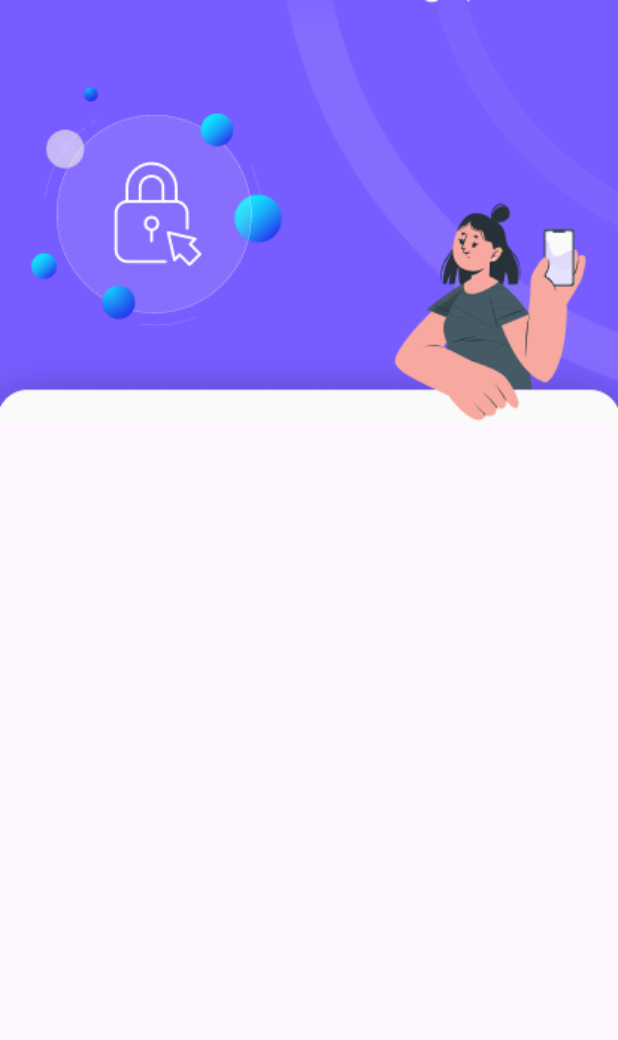
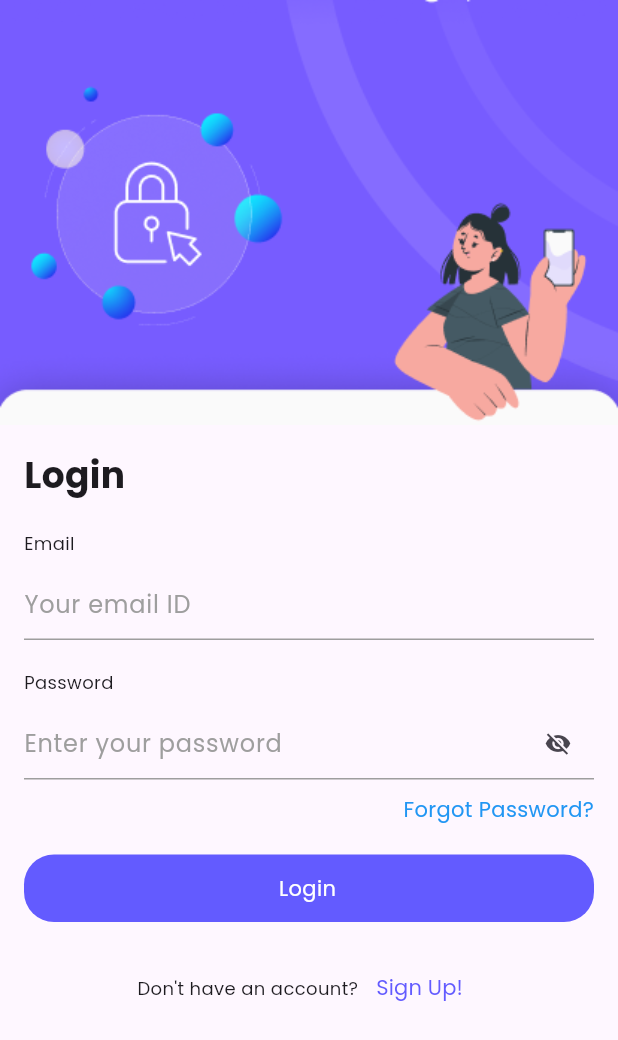
Before and after one commit to AkDevelopar2004/CRM_UserFrontend, a Flutter app: the screen it shows after launch, on a phone screen of 412 x 824 dp. Shown: the top 1040 px of the screen. Run offline on Flutter 3.47's test engine with Material 3 defaults, Android fonts, the phone set to English and light mode, and no system bars; our stand-ins replace flutter_svg, go_router, google_nav_bar, url_strategy.

Commit message:
add the login and sign up screen

```diff
--- a/lib/common/widgets/custom_dropdown_widget.dart
+++ b/lib/common/widgets/custom_dropdown_widget.dart
@@ -1,13 +1,10 @@
 import 'package:flutter/material.dart';
-// import 'package:google_fonts/google_fonts.dart';
 
 class TextFormFieldWidget extends StatefulWidget {
-  const TextFormFieldWidget(
-      {super.key,
+  const TextFormFieldWidget({
+    super.key,
     this.validator,
     this.backgroundColor,
-      this.suffixIcon,
-      this.prefixIcon,
     this.controller,
     this.hintText,
     this.fontSize,
@@ -18,12 +15,13 @@ class TextFormFieldWidget extends StatefulWidget {
     this.prefixText,
     this.height,
     this.width,
-      this.contentPadding});
+    this.contentPadding,
+    this.prefixIcon,
+    this.isPassword = false,
+  });
 
   final String? Function(String?)? validator;
   final Color? backgroundColor;
-  final Widget? suffixIcon;
-  final Widget? prefixIcon;
   final TextEditingController? controller;
   final String? hintText;
   final double? fontSize;
@@ -35,41 +33,69 @@ class TextFormFieldWidget extends StatefulWidget {
   final double? height;
   final double? width;
   final double? contentPadding;
+  final Widget? prefixIcon;
+  final bool isPassword;
+
   @override
   State<TextFormFieldWidget> createState() => _TextFormFieldWidgetState();
 }
 
 class _TextFormFieldWidgetState extends State<TextFormFieldWidget> {
+  bool _obscureText = true;
+
+  @override
+  void initState() {
+    super.initState();
+    _obscureText = widget.isPassword;
+  }
+
   @override
   Widget build(BuildContext context) {
     return Container(
-      decoration: BoxDecoration(
-        borderRadius: BorderRadius.circular(widget.rounded ?? 0),
-      ),
       height: widget.height,
       width: widget.width,
       child: TextFormField(
         validator: widget.validator,
         controller: widget.controller,
         autovalidateMode: AutovalidateMode.onUserInteraction,
+        enabled: widget.enabled ?? true,
+        obscureText: widget.isPassword ? _obscureText : false,
+        style: TextStyle(
+          fontSize: widget.fontSize ?? 16,
+          fontWeight: widget.fontWeight,
+          fontFamily: 'Poppins',
+        ),
         decoration: InputDecoration(
-          border: OutlineInputBorder(
-            borderRadius: BorderRadius.circular(widget.rounded ?? 0),
+          isDense: true,
+          contentPadding: EdgeInsets.symmetric(vertical: 12.0),
+          hintText: widget.hintText ?? "",
+          hintStyle: TextStyle(
+            fontSize: widget.fontSize ?? 16,
+            fontWeight: widget.fontWeight,
+            color: widget.hintTextColor ?? Colors.grey,
+            fontFamily: 'Poppins',
+          ),
+          enabledBorder: const UnderlineInputBorder(
+            borderSide: BorderSide(color: Colors.grey),
+          ),
+          focusedBorder: const UnderlineInputBorder(
+            borderSide: BorderSide(color: Colors.blue),
           ),
           fillColor: widget.backgroundColor,
-          contentPadding:
-              const EdgeInsets.symmetric(vertical: 20, horizontal: 15),
-          suffixIcon: widget.suffixIcon,
           prefixIcon: widget.prefixIcon,
           prefixText: widget.prefixText,
-          hintText: widget.hintText,
-          enabled: widget.enabled ?? true,
-          hintStyle: TextStyle(
-            fontSize: widget.fontSize ?? 18,
-            fontWeight: widget.fontWeight,
-            color: widget.hintTextColor,
-            fontFamily: 'Poppins',
+          suffixIcon: widget.isPassword
+              ? IconButton(
+                  icon: Icon(
+                    _obscureText ? Icons.visibility_off : Icons.visibility,
                   ),
+                  onPressed: () {
+                    setState(() {
+                      _obscureText = !_obscureText;
+                    });
+                  },
+                )
+              : null,
         ),
       ),
     );
--- a/lib/models/auth/view/login_screen.dart
+++ b/lib/models/auth/view/login_screen.dart
@@ -1,4 +1,8 @@
 import 'package:flutter/material.dart';
+import 'package:go_router/go_router.dart';
+import 'package:user_side_team_frontend/common/constant/app_colors.dart';
+import 'package:user_side_team_frontend/common/widgets/button_widget.dart';
+import 'package:user_side_team_frontend/common/widgets/custom_dropdown_widget.dart';
 import 'package:user_side_team_frontend/common/widgets/text_widget.dart';
 import '../../../common/constant/app_images.dart';
 
@@ -7,14 +11,84 @@ class LoginScreen extends StatelessWidget {
 
   @override
   Widget build(BuildContext context) {
+    final mediaQuery = MediaQuery.of(context).size;
+
     return Scaffold(
       body: Column(
+        crossAxisAlignment: CrossAxisAlignment.start,
         children: [
-          Image.asset(
-            AppImages.loginImg,
-            fit: BoxFit.cover,
+          Center(
+            // Uncomment and provide the appropriate image asset
+            child: Image.asset(
+              AppImages.loginImg,
+              fit: BoxFit.cover,
+            ),
           ),
-
+          Padding(
+            padding: const EdgeInsets.all(16.0),
+            child: Column(
+              crossAxisAlignment: CrossAxisAlignment.start,
+              children: [
+                const TextWidget(
+                  text: "Login",
+                  fontSize: 24,
+                  fontWeight: FontWeight.bold,
+                ),
+                const SizedBox(height: 20),
+                const TextWidget(text: 'Email'),
+                const SizedBox(height: 8),
+                const TextFormFieldWidget(
+                  hintText: "Your email ID",
+                ),
+                const SizedBox(height: 20),
+                const TextWidget(text: 'Password'),
+                const SizedBox(height: 8),
+                const TextFormFieldWidget(
+                  hintText: "Enter your password",
+                  isPassword: true,
+                ),
+                const SizedBox(height: 10),
+                const Align(
+                  alignment: Alignment.centerRight,
+                  child: TextWidget(
+                    text: 'Forgot Password?',
+                    fontSize: 14,
+                    fontWeight: FontWeight.normal,
+                    color: Colors.blue,
+                  ),
+                ),
+                const SizedBox(height: 20),
+                ButtonWidget(
+                  borderRadius: 20,
+                  backgroundColor: AppColors.blueColor,
+                  onClick: () {
+                    // TODO: Add login logic here
+                  },
+                  text: 'Login',
+                  textColor: Colors.white,
+                ),
+                const SizedBox(height: 20),
+                Center(
+                  child: Row(
+                    mainAxisAlignment: MainAxisAlignment.center,
+                    children: [
+                      const TextWidget(text: 'Don\'t have an account?'),
+                      TextButton(
+                        onPressed: () {
+                          context.go('/signup-screen');
+                        },
+                        child: const TextWidget(
+                          text: 'Sign Up!',
+                          color: AppColors.blueColor,
+                          fontSize: 14,
+                        ),
+                      )
+                    ],
+                  ),
+                )
+              ],
+            ),
+          ),
         ],
       ),
     );
--- a/lib/utils/navigation/app_router.dart
+++ b/lib/utils/navigation/app_router.dart
@@ -1,5 +1,6 @@
 import 'package:go_router/go_router.dart';
 import 'package:user_side_team_frontend/models/auth/view/login_screen.dart';
+import 'package:user_side_team_frontend/models/auth/view/singup_screen.dart';
 import 'package:user_side_team_frontend/models/auth/view/splash_screen.dart';
 import 'package:user_side_team_frontend/models/bottom_navigation/bottom_navigation_bar.dart';
 import 'package:user_side_team_frontend/models/case_study/view/detail_case_study_view.dart';
@@ -20,6 +21,10 @@ class AppRouter {
       GoRoute(
         path: AppRoutes.loginScreen,
         builder: (context, state) => const LoginScreen(),
+      ),
+      GoRoute(
+        path: AppRoutes.signupScreen,
+        builder: (context, state) => const SingupScreen(),
       ),
       GoRoute(
         path: AppRoutes.notification,
--- a/lib/utils/navigation/app_routes.dart
+++ b/lib/utils/navigation/app_routes.dart
@@ -3,6 +3,7 @@ class AppRoutes {
 
   static const String splashScreen = "/";
   static const String loginScreen = "/login-screen";
+  static const String signupScreen = "/signup-screen";
   static const String notification = "/notification";
   static const String detailNotification = "/notification-detail";
   static const String bottomNavBar = "/nav-bar";
```
Also changed, not shown: lib/models/auth/view/singup_screen.dart (added, +108 -0 lines). Lines whose indentation alone changed are shown as unchanged.
